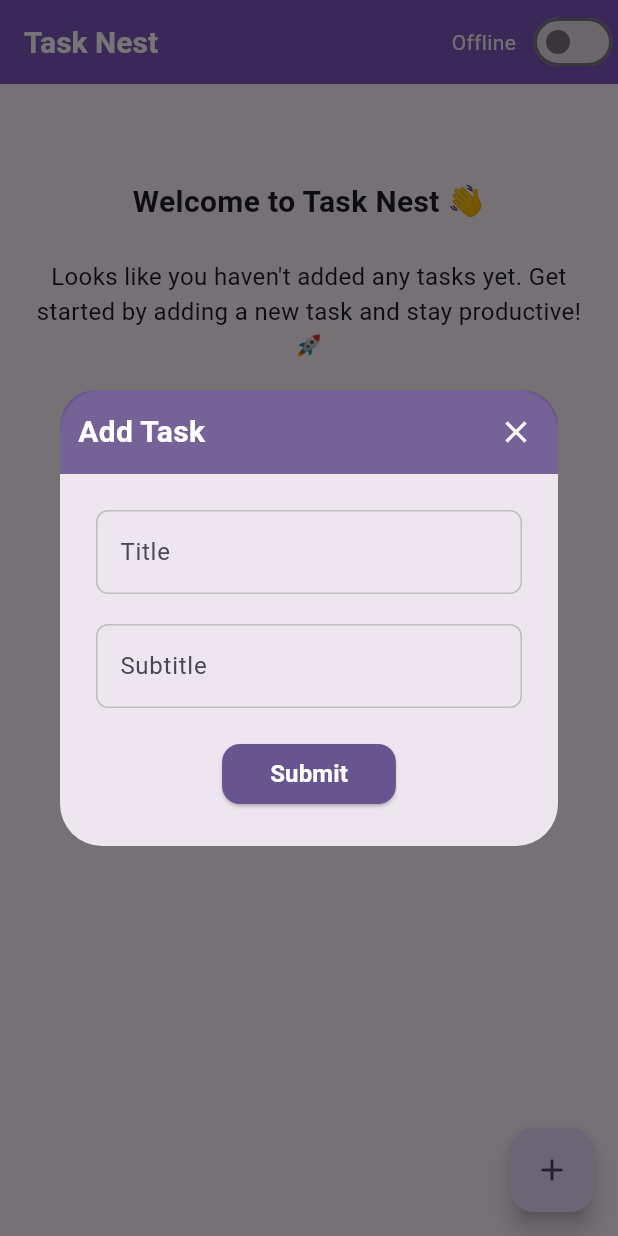
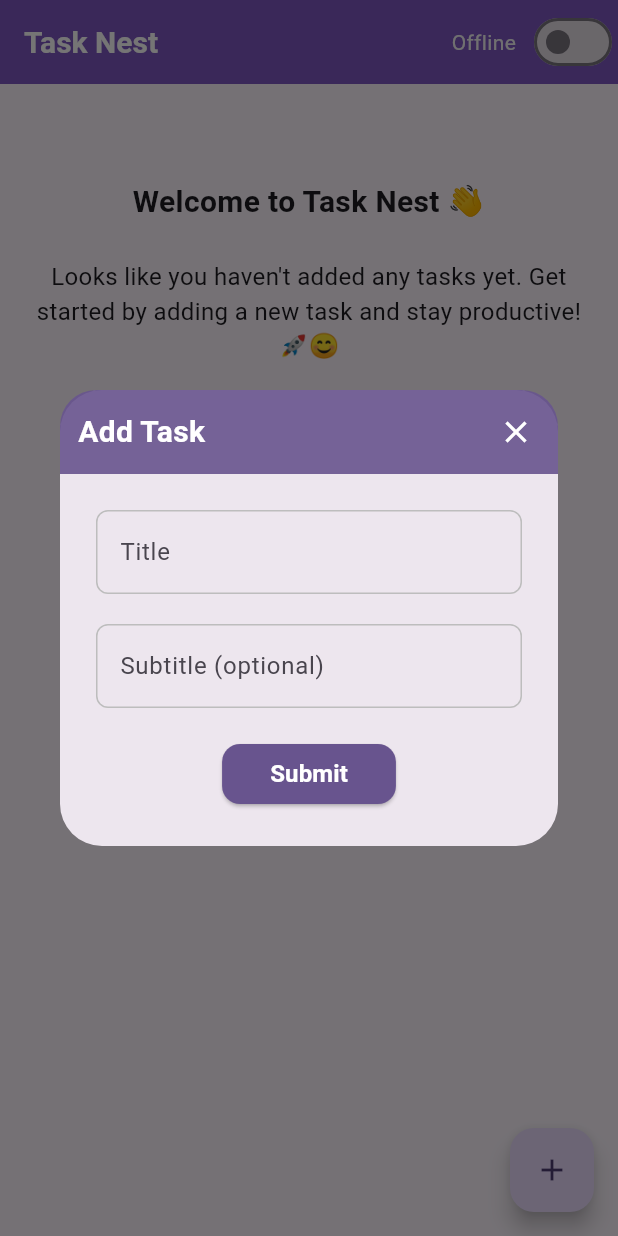
Before and after one commit to Dhana2513/task_nest, a Flutter app: the screen it shows after launch, after a tap on the "add" icon, on a phone screen of 412 x 824 dp. Run offline on Flutter 3.47's test engine with Material 3 defaults, Android fonts, the phone set to English and light mode, and no system bars; our stand-ins replace cloud_firestore, dartz, firebase_core, flutter_bloc, get_it, hive and 1 more; accounts and stored records are empty.

Commit message:
feat: Completed missing flows and code clean up

```diff
--- a/lib/core/application.dart
+++ b/lib/application.dart
@@ -2,8 +2,8 @@ import 'package:firebase_core/firebase_core.dart';
 import 'package:flutter/cupertino.dart';
 import 'package:hive_flutter/hive_flutter.dart';
 
-import '../dependency_manager.dart';
-import '../domain/entity/task_entity.dart';
+import 'dependency_manager.dart';
+import 'domain/entity/task_entity.dart';
 
 class Application {
   static Future<void> initialize() async {
--- a/lib/core/constant/constants.dart
+++ b/lib/core/constant/constants.dart
@@ -2,17 +2,25 @@ abstract class Constants {
   static const appName = 'Task Nest';
 
   static const title = 'Title';
-  static const subtitle = 'Subtitle';
+  static const subtitle = 'Subtitle (optional)';
   static const addTask = 'Add Task';
   static const submit = 'Submit';
   static const offline = 'Offline';
 
   static const provideTitle = 'Please provide title';
-  static const provideSubtitle = 'Please provide subtitle';
 
   static const noTaskTitle = 'Welcome to Task Nest 👋';
   static const noTaskSubtitle = "Looks like you haven't added any tasks yet. "
-      "Get started by adding a new task and stay productive! 🚀";
+      "Get started by adding a new task and stay productive! 🚀😊";
 
-  static const syncingTasks = 'Syncing Tasks...';
+  static const syncingTasks = '🔄 Syncing Tasks... Please wait.';
+
+  static const deleteTaskTitle = '⚠️  Delete Task';
+  static const deleteTaskMessage =
+      '🗑️ Are you sure you want to delete this task? ';
+
+  static const delete = 'Delete';
+  static const cancel = 'Cancel';
+
+  static const completedTasks= 'Complete Tasks';
 }
--- /dev/null
+++ b/lib/core/widget/ui_button.dart
@@ -0,0 +1,37 @@
+import 'package:flutter/material.dart';
+
+import '../constant/text_style.dart';
+import '../extension/box_padding.dart';
+
+class UIButton extends StatelessWidget {
+  const UIButton({
+    super.key,
+    required this.onPressed,
+    required this.title,
+    this.padding,
+  });
+
+  final VoidCallback onPressed;
+  final String title;
+  final EdgeInsets? padding;
+
+  @override
+  Widget build(BuildContext context) {
+    return ElevatedButton(
+      style: ElevatedButton.styleFrom(
+        backgroundColor: Theme.of(context).primaryColor,
+        shape: RoundedRectangleBorder(
+          borderRadius: BorderRadius.circular(BoxPadding.medium),
+        ),
+      ),
+      onPressed: onPressed,
+      child: Padding(
+        padding: padding ?? EdgeInsets.zero,
+        child: Text(
+          title,
+          style: UITextStyle.subtitle1.copyWith(color: Colors.white),
+        ),
+      ),
+    );
+  }
+}
--- /dev/null
+++ b/lib/core/widget/ui_dialog.dart
@@ -0,0 +1,56 @@
+import 'package:flutter/material.dart';
+
+import '../constant/text_style.dart';
+import '../extension/box_padding.dart';
+
+class UiDialog extends StatelessWidget {
+  const UiDialog({
+    super.key,
+    required this.title,
+    required this.body,
+  });
+
+  final String title;
+  final Widget body;
+
+  @override
+  Widget build(BuildContext context) {
+    return Column(
+      mainAxisSize: MainAxisSize.min,
+      children: [
+        Container(
+          decoration: BoxDecoration(
+            borderRadius: const BorderRadius.only(
+              topLeft: Radius.circular(BoxPadding.large),
+              topRight: Radius.circular(BoxPadding.large),
+            ),
+            color: Theme.of(context).primaryColor.withOpacity(0.9),
+          ),
+          padding: const EdgeInsets.only(
+            left: BoxPadding.medium,
+            right: BoxPadding.small,
+            top: BoxPadding.small,
+            bottom: BoxPadding.small,
+          ),
+          child: Row(
+            mainAxisAlignment: MainAxisAlignment.spaceBetween,
+            children: [
+              Text(
+                title,
+                style: UITextStyle.title.copyWith(color: Colors.white),
+              ),
+              InkWell(
+                onTap: () => Navigator.of(context).pop(),
+                child: const Padding(
+                  padding: EdgeInsets.all(BoxPadding.small),
+                  child: Icon(Icons.close, color: Colors.white),
+                ),
+              )
+            ],
+          ),
+        ),
+        body,
+      ],
+    );
+  }
+}
--- a/lib/presentation/widget/ui_text_field.dart
+++ b/lib/core/widget/ui_text_field.dart
@@ -1,7 +1,7 @@
 import 'package:flutter/material.dart';
 
-import '../../core/constant/text_style.dart';
-import '../../core/extension/box_padding.dart';
+import '../constant/text_style.dart';
+import '../extension/box_padding.dart';
 
 class UiTextField extends StatelessWidget {
   const UiTextField({
--- a/lib/main.dart
+++ b/lib/main.dart
@@ -1,5 +1,5 @@
 import 'package:flutter/material.dart';
-import 'package:task_nest/core/application.dart';
+import 'package:task_nest/application.dart';
 import 'package:task_nest/core/constant/text_style.dart';
 
 import 'presentation/home_screen.dart';
--- a/lib/presentation/home_screen.dart
+++ b/lib/presentation/home_screen.dart
@@ -2,6 +2,8 @@ import 'package:flutter/material.dart';
 import 'package:task_nest/core/constant/text_style.dart';
 import 'package:task_nest/core/extension/box_padding.dart';
 import 'package:task_nest/core/platform/local_database.dart';
+import 'package:task_nest/core/widget/ui_button.dart';
+import 'package:task_nest/core/widget/ui_dialog.dart';
 import 'package:task_nest/dependency_manager.dart';
 import 'package:task_nest/presentation/bloc/task_cubit.dart';
 
@@ -23,12 +25,62 @@ class _HomeScreenState extends State<HomeScreen> {
   @override
   void initState() {
     super.initState();
-    taskCubit.fetchTasks();
-    initOfflineModeNotifier();
+    initialize();
   }
 
-  void initOfflineModeNotifier() async {
+  Future<void> initialize() async {
+    taskCubit.fetchTasks();
     offlineModeNotifier.value = await LocalDatabase.instance.isOffline;
+  }
+
+  void presentDeleteTaskDialog({required TaskEntity task}) {
+    showDialog(
+      context: context,
+      builder: (BuildContext context) {
+        return Dialog(
+          child: UiDialog(
+            title: Constants.deleteTaskTitle,
+            body: Padding(
+              padding: const EdgeInsets.all(BoxPadding.large),
+              child: Column(
+                spacing: BoxPadding.large,
+                children: [
+                  Text(
+                    Constants.deleteTaskMessage,
+                    style: UITextStyle.title.copyWith(
+                      fontSize: 17,
+                      fontWeight: FontWeight.w400,
+                    ),
+                  ),
+                  Row(
+                    mainAxisSize: MainAxisSize.min,
+                    spacing: BoxPadding.large,
+                    children: [
+                      UIButton(
+                        title: Constants.delete,
+                        onPressed: () async {
+                          dismissDialog();
+
+                          await taskCubit.deleteTask(task);
+                        },
+                      ),
+                      UIButton(
+                        title: Constants.cancel,
+                        onPressed: dismissDialog,
+                      ),
+                    ],
+                  )
+                ],
+              ),
+            ),
+          ),
+        );
+      },
+    );
+  }
+
+  void dismissDialog() {
+    Navigator.of(context).pop();
   }
 
   void presentAddTaskDialog({TaskEntity? task}) {
@@ -63,15 +115,20 @@ class _HomeScreenState extends State<HomeScreen> {
 
     await taskCubit.syncTasks();
 
-    if (mounted) {
-      Navigator.pop(context);
-    }
+    dismissDialog();
   }
 
-  @override
-  Widget build(BuildContext context) {
-    return Scaffold(
-      appBar: AppBar(
+  Widget iconButton({required IconData icon, required VoidCallback onTap}) {
+    return IconButton(
+      onPressed: onTap,
+      icon: Icon(
+        icon,
+        color: Theme.of(context).primaryColor,
+      ),
+    );
+  }
+
+  PreferredSizeWidget get appBar => AppBar(
         title: const Text(Constants.appName),
         actions: [
           ValueListenableBuilder(
@@ -102,16 +159,9 @@ class _HomeScreenState extends State<HomeScreen> {
             },
           ),
         ],
-      ),
-      body: StreamBuilder(
-        stream: taskCubit.stream,
-        builder: (context, snapshot) {
-          if (!snapshot.hasData) {
-            return const Center(child: CircularProgressIndicator());
-          }
-          final tasks = snapshot.data!;
-          if (tasks.isEmpty) {
-            return Padding(
+      );
+
+  Widget get noTasksView => Padding(
         padding: const EdgeInsets.symmetric(
           vertical: BoxPadding.xxxLarge,
           horizontal: BoxPadding.large,
@@ -131,16 +181,8 @@ class _HomeScreenState extends State<HomeScreen> {
           ],
         ),
       );
-          }
 
-          return ListView.separated(
-            itemCount: tasks.length,
-            separatorBuilder: (BuildContext context, int index) {
-              return Divider(thickness: 0.5);
-            },
-            itemBuilder: (context, index) {
-              final task = tasks[index];
-
+  Widget taskItemView(TaskEntity task) {
     return ListTile(
       leading: Checkbox(
         value: task.completed,
@@ -153,18 +195,77 @@ class _HomeScreenState extends State<HomeScreen> {
       trailing: Row(
         mainAxisSize: MainAxisSize.min,
         children: [
-                    IconButton(
-                        onPressed: () {
-                          presentAddTaskDialog(task: task);
-                        },
-                        icon: Icon(Icons.edit)),
-                    IconButton(onPressed: () {}, icon: Icon(Icons.delete))
+          iconButton(
+            icon: Icons.edit,
+            onTap: () => presentAddTaskDialog(task: task),
+          ),
+          iconButton(
+            icon: Icons.delete,
+            onTap: () => presentDeleteTaskDialog(task: task),
+          ),
         ],
       ),
       title: Text(task.title),
       subtitle: Text(task.subtitle),
     );
+  }
+
+  Widget taskListView(List<TaskEntity> tasks) {
+    return ListView.separated(
+      shrinkWrap: true,
+      physics: NeverScrollableScrollPhysics(),
+      itemCount: tasks.length,
+      separatorBuilder: (context, index) => Divider(
+        thickness: 0.5,
+        height: BoxPadding.xxxSmall,
+      ),
+      itemBuilder: (context, index) {
+        return taskItemView(tasks[index]);
       },
+    );
+  }
+
+  @override
+  Widget build(BuildContext context) {
+    return Scaffold(
+      appBar: appBar,
+      body: StreamBuilder(
+        stream: taskCubit.stream,
+        builder: (context, snapshot) {
+          if (!snapshot.hasData) {
+            return const Center(child: CircularProgressIndicator());
+          }
+
+          final tasks = snapshot.data!;
+
+          if (tasks.isEmpty) {
+            return noTasksView;
+          }
+
+          final incompleteTasks =
+              tasks.where((task) => !task.completed).toList();
+          final completedTasks = tasks.where((task) => task.completed).toList();
+
+          return ListView(
+            children: [
+              if (incompleteTasks.isNotEmpty) ...[
+                taskListView(incompleteTasks),
+              ],
+              if (completedTasks.isNotEmpty) ...[
+                Padding(
+                  padding: const EdgeInsets.only(
+                    top: BoxPadding.large,
+                    left: BoxPadding.large,
+                    bottom: BoxPadding.small,
+                  ),
+                  child: Text(
+                    Constants.completedTasks,
+                    style: UITextStyle.subtitle1,
+                  ),
+                ),
+                taskListView(completedTasks),
+              ],
+            ],
           );
         },
       ),
--- a/lib/presentation/widget/add_task_dialog.dart
+++ b/lib/presentation/widget/add_task_dialog.dart
@@ -1,10 +1,12 @@
 import 'package:flutter/material.dart';
 import 'package:task_nest/core/constant/constants.dart';
+import 'package:task_nest/core/widget/ui_button.dart';
+import 'package:task_nest/core/widget/ui_dialog.dart';
 import 'package:task_nest/domain/entity/task_entity.dart';
 
 import '../../core/constant/text_style.dart';
 import '../../core/extension/box_padding.dart';
-import 'ui_text_field.dart';
+import '../../core/widget/ui_text_field.dart';
 import '../../dependency_manager.dart';
 import '../bloc/task_cubit.dart';
 
@@ -43,17 +45,12 @@ class _AddTaskDialogState extends State<AddTaskDialog> {
     )));
   }
 
-  void saveTask() async {
+  Future<void> saveTask() async {
     final title = titleController.text.trim();
     final subtitle = subtitleController.text.trim();
 
     if (title.isEmpty) {
       showError(Constants.provideTitle);
-      return;
-    }
-
-    if (subtitle.isEmpty) {
-      showError(Constants.provideSubtitle);
       return;
     }
 
@@ -86,41 +83,9 @@ class _AddTaskDialogState extends State<AddTaskDialog> {
 
   @override
   Widget build(BuildContext context) {
-    return Column(
-      mainAxisSize: MainAxisSize.min,
-      children: [
-        Container(
-          decoration: BoxDecoration(
-            borderRadius: const BorderRadius.only(
-              topLeft: Radius.circular(BoxPadding.large),
-              topRight: Radius.circular(BoxPadding.large),
-            ),
-            color: Theme.of(context).primaryColor.withOpacity(0.9),
-          ),
-          padding: const EdgeInsets.only(
-            left: BoxPadding.medium,
-            right: BoxPadding.small,
-            top: BoxPadding.small,
-            bottom: BoxPadding.small,
-          ),
-          child: Row(
-            mainAxisAlignment: MainAxisAlignment.spaceBetween,
-            children: [
-              Text(
-                Constants.addTask,
-                style: UITextStyle.title.copyWith(color: Colors.white),
-              ),
-              InkWell(
-                onTap: () => Navigator.of(context).pop(),
-                child: const Padding(
-                  padding: EdgeInsets.all(BoxPadding.small),
-                  child: Icon(Icons.close, color: Colors.white),
-                ),
-              )
-            ],
-          ),
-        ),
-        Padding(
+    return UiDialog(
+      title: Constants.addTask,
+      body: Padding(
         padding: const EdgeInsets.all(BoxPadding.large),
         child: Column(
           spacing: BoxPadding.xStandard,
@@ -142,29 +107,16 @@ class _AddTaskDialogState extends State<AddTaskDialog> {
                   return const Center(child: CircularProgressIndicator());
                 }
 
-                  return ElevatedButton(
-                    style: ElevatedButton.styleFrom(
-                      backgroundColor: Theme.of(context).primaryColor,
-                      shape: RoundedRectangleBorder(
-                        borderRadius: BorderRadius.circular(BoxPadding.medium),
-                      ),
-                    ),
+                return UIButton(
+                  padding: EdgeInsets.all(BoxPadding.small),
+                  title: Constants.submit,
                   onPressed: saveTask,
-                    child: Padding(
-                      padding: const EdgeInsets.all(BoxPadding.small),
-                      child: Text(
-                        Constants.submit,
-                        style:
-                            UITextStyle.subtitle1.copyWith(color: Colors.white),
-                      ),
-                    ),
                 );
               },
             ),
           ],
         ),
       ),
-      ],
     );
   }
 }
```
Also changed, not shown: lib/data/model/task_model.dart (+10 -0 lines), lib/data/repository/task_repository.dart (+9 -5 lines). Lines whose indentation alone changed are shown as unchanged.
